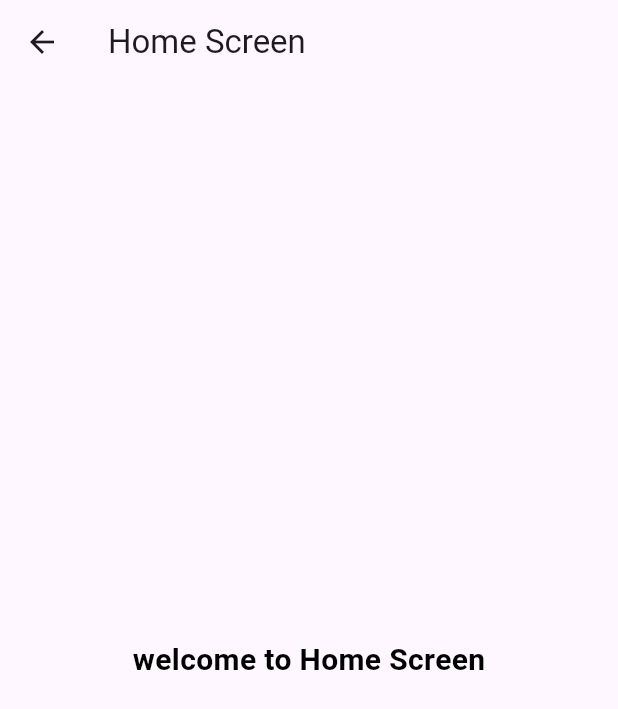
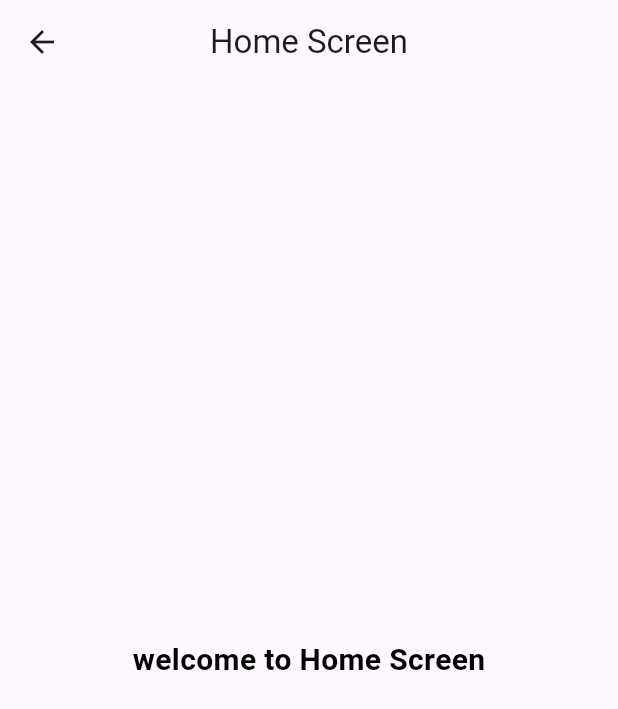
Before and after one commit to Mo123elsayed/basic_text_display_app, a Flutter app: the screen it shows after launch, on a phone screen of 412 x 824 dp. Shown: the top 709 px of the screen. Run offline on Flutter 3.47's test engine with Material 3 defaults, Android fonts, the phone set to English and light mode, and no system bars; our stand-ins replace flutter_screenutil.

Commit message:
setting up the project

```diff
--- a/lib/core/themeing/routing/app_router.dart
+++ b/lib/core/routing/app_router.dart
@@ -1,4 +1,4 @@
-import 'package:basic_text_display_app/core/themeing/routing/routes.dart';
+import 'package:basic_text_display_app/core/routing/routes.dart';
 import 'package:basic_text_display_app/features/home/home_screen.dart';
 import 'package:flutter/material.dart';
 class AppRouter {
@@ -7,7 +7,7 @@ class AppRouter {
 /// This function takes a [RouteSettings] object and returns a
 /// [Route] that matches the given route name. If no route is
 /// defined for the given name, it returns a default route that
-/// displays a message saying "No route defined for <name>".
+/// displays a message saying "No route defined for {settings.name}".
   Route generateRoute(RouteSettings settings) {
     switch (settings.name) {
       case Routes.home:
--- a/lib/display_text.dart
+++ b/lib/display_text.dart
@@ -1,11 +1,11 @@
-import 'package:basic_text_display_app/core/themeing/routing/app_router.dart';
-import 'package:basic_text_display_app/core/themeing/routing/routes.dart';
+import 'package:basic_text_display_app/core/routing/app_router.dart';
+import 'package:basic_text_display_app/core/routing/routes.dart';
 import 'package:flutter/material.dart';
 import 'package:flutter_screenutil/flutter_screenutil.dart';
 
 class DisplayText extends StatelessWidget {
   final AppRouter appRouter ;
-  DisplayText({super.key, required this.appRouter});
+  const DisplayText({super.key, required this.appRouter});
 
   @override
   Widget build(BuildContext context) {
--- a/lib/features/home/home_screen.dart
+++ b/lib/features/home/home_screen.dart
@@ -1,5 +1,6 @@
 import 'package:basic_text_display_app/core/themeing/text_styles.dart';
 import 'package:flutter/material.dart';
+
 class HomeScreen extends StatelessWidget {
   const HomeScreen({super.key});
 
@@ -7,12 +8,8 @@ class HomeScreen extends StatelessWidget {
   Widget build(BuildContext context) {
     final String title = 'welcome to Home Screen';
     return Scaffold(
-      appBar: AppBar(
-        title: const Text('Home Screen'),
-      ),
-      body: Center(
-        child: Text('${title}',style: TextStyles.body20BoldBlack,),
-      ),
+      appBar: AppBar(centerTitle: true, title: const Text('Home Screen')),
+      body: Center(child: Text(title, style: TextStyles.body20BoldBlack)),
     );
   }
 }
--- a/lib/main.dart
+++ b/lib/main.dart
@@ -1,4 +1,4 @@
-import 'package:basic_text_display_app/core/themeing/routing/app_router.dart';
+import 'package:basic_text_display_app/core/routing/app_router.dart';
 import 'package:basic_text_display_app/display_text.dart';
 import 'package:flutter/material.dart';
 
```
Also changed, not shown: lib/core/routing/routes.dart (renamed from lib/core/themeing/routing/routes.dart), 1 other file.
